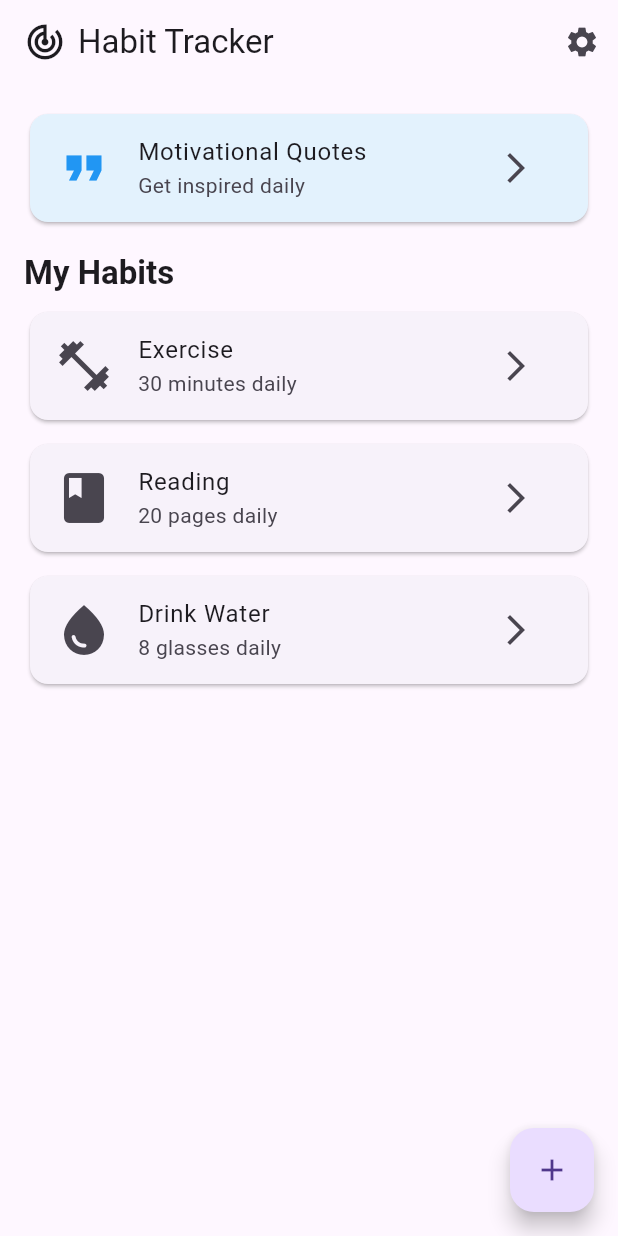
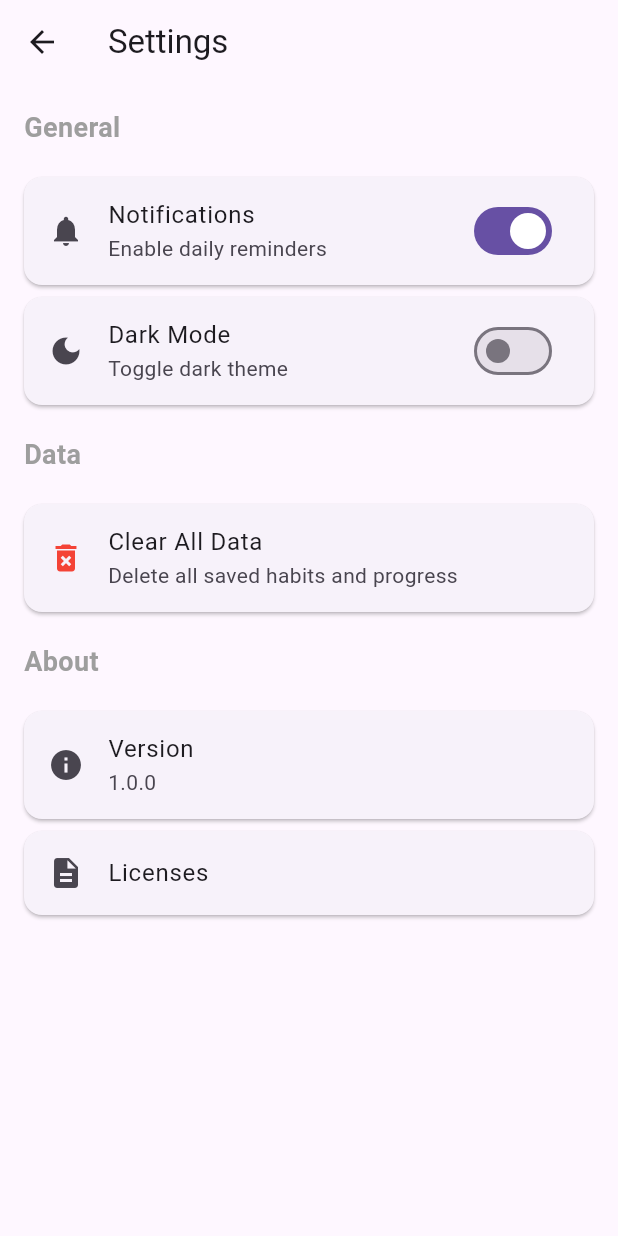
Before and after one commit to b14cknc0d3/habit_tracker, a Flutter app: the screen it shows after launch, after a tap on the "settings" icon, on a phone screen of 412 x 824 dp. Run offline on Flutter 3.47's test engine with Material 3 defaults, Android fonts, the phone set to English and light mode, and no system bars; our stand-ins replace shared_preferences.

Commit message:
feat: Add settings screen

```diff
--- a/lib/screens/home_screen.dart
+++ b/lib/screens/home_screen.dart
@@ -1,6 +1,7 @@
 import 'package:flutter/material.dart';
 import 'package:habit_tracker/screens/detail_screen.dart';
 import 'package:habit_tracker/screens/quotes_screen.dart';
+import 'package:habit_tracker/screens/settings_screen.dart';
 
 class HomeScreen extends StatelessWidget {
   const HomeScreen({super.key});
@@ -20,7 +21,12 @@ class HomeScreen extends StatelessWidget {
           IconButton(
             icon: const Icon(Icons.settings),
             onPressed: () {
-              // TODO: Navigate to settings
+              Navigator.push(
+                context,
+                MaterialPageRoute(
+                  builder: (context) => const SettingsScreen(),
+                ),
+              );
             },
           ),
         ],
--- /dev/null
+++ b/lib/screens/settings_screen.dart
@@ -0,0 +1,157 @@
+import 'package:flutter/material.dart';
+import 'package:habit_tracker/services/storage_service.dart';
+
+class SettingsScreen extends StatefulWidget {
+  const SettingsScreen({super.key});
+
+  @override
+  State<SettingsScreen> createState() => _SettingsScreenState();
+}
+
+class _SettingsScreenState extends State<SettingsScreen> {
+  final StorageService _storageService = StorageService();
+  bool _notificationsEnabled = true;
+  bool _darkModeEnabled = false;
+
+  @override
+  Widget build(BuildContext context) {
+    return Scaffold(
+      appBar: AppBar(
+        title: const Text('Settings'),
+      ),
+      body: ListView(
+        children: [
+          const Padding(
+            padding: EdgeInsets.all(16.0),
+            child: Text(
+              'General',
+              style: TextStyle(
+                fontSize: 18,
+                fontWeight: FontWeight.bold,
+                color: Colors.grey,
+              ),
+            ),
+          ),
+          Card(
+            margin: const EdgeInsets.symmetric(horizontal: 16, vertical: 4),
+            child: SwitchListTile(
+              title: const Text('Notifications'),
+              subtitle: const Text('Enable daily reminders'),
+              value: _notificationsEnabled,
+              onChanged: (value) {
+                setState(() {
+                  _notificationsEnabled = value;
+                });
+              },
+              secondary: const Icon(Icons.notifications),
+            ),
+          ),
+          Card(
+            margin: const EdgeInsets.symmetric(horizontal: 16, vertical: 4),
+            child: SwitchListTile(
+              title: const Text('Dark Mode'),
+              subtitle: const Text('Toggle dark theme'),
+              value: _darkModeEnabled,
+              onChanged: (value) {
+                setState(() {
+                  _darkModeEnabled = value;
+                });
+              },
+              secondary: const Icon(Icons.dark_mode),
+            ),
+          ),
+          const Padding(
+            padding: EdgeInsets.all(16.0),
+            child: Text(
+              'Data',
+              style: TextStyle(
+                fontSize: 18,
+                fontWeight: FontWeight.bold,
+                color: Colors.grey,
+              ),
+            ),
+          ),
+          Card(
+            margin: const EdgeInsets.symmetric(horizontal: 16, vertical: 4),
+            child: ListTile(
+              leading: const Icon(Icons.delete_forever, color: Colors.red),
+              title: const Text('Clear All Data'),
+              subtitle: const Text('Delete all saved habits and progress'),
+              onTap: () {
+                _showClearDataDialog();
+              },
+            ),
+          ),
+          const Padding(
+            padding: EdgeInsets.all(16.0),
+            child: Text(
+              'About',
+              style: TextStyle(
+                fontSize: 18,
+                fontWeight: FontWeight.bold,
+                color: Colors.grey,
+              ),
+            ),
+          ),
+          Card(
+            margin: const EdgeInsets.symmetric(horizontal: 16, vertical: 4),
+            child: ListTile(
+              leading: const Icon(Icons.info),
+              title: const Text('Version'),
+              subtitle: const Text('1.0.0'),
+            ),
+          ),
+          Card(
+            margin: const EdgeInsets.symmetric(horizontal: 16, vertical: 4),
+            child: ListTile(
+              leading: const Icon(Icons.description),
+              title: const Text('Licenses'),
+              onTap: () {
+                showLicensePage(
+                  context: context,
+                  applicationName: 'Habit Tracker',
+                  applicationVersion: '1.0.0',
+                );
+              },
+            ),
+          ),
+        ],
+      ),
+    );
+  }
+
+  void _showClearDataDialog() {
+    showDialog(
+      context: context,
+      builder: (context) => AlertDialog(
+        title: const Text('Clear All Data'),
+        content: const Text(
+          'Are you sure you want to delete all your saved habits and progress? This action cannot be undone.',
+        ),
+        actions: [
+          TextButton(
+            onPressed: () => Navigator.pop(context),
+            child: const Text('Cancel'),
+          ),
+          TextButton(
+            onPressed: () async {
+              await _storageService.clearAllData();
+              if (mounted) {
+                Navigator.pop(context);
+                ScaffoldMessenger.of(context).showSnackBar(
+                  const SnackBar(
+                    content: Text('All data cleared successfully'),
+                  ),
+                );
+              }
+            },
+            child: const Text(
+              'Clear',
+              style: TextStyle(color: Colors.red),
+            ),
+          ),
+        ],
+      ),
+    );
+  }
+}
```
